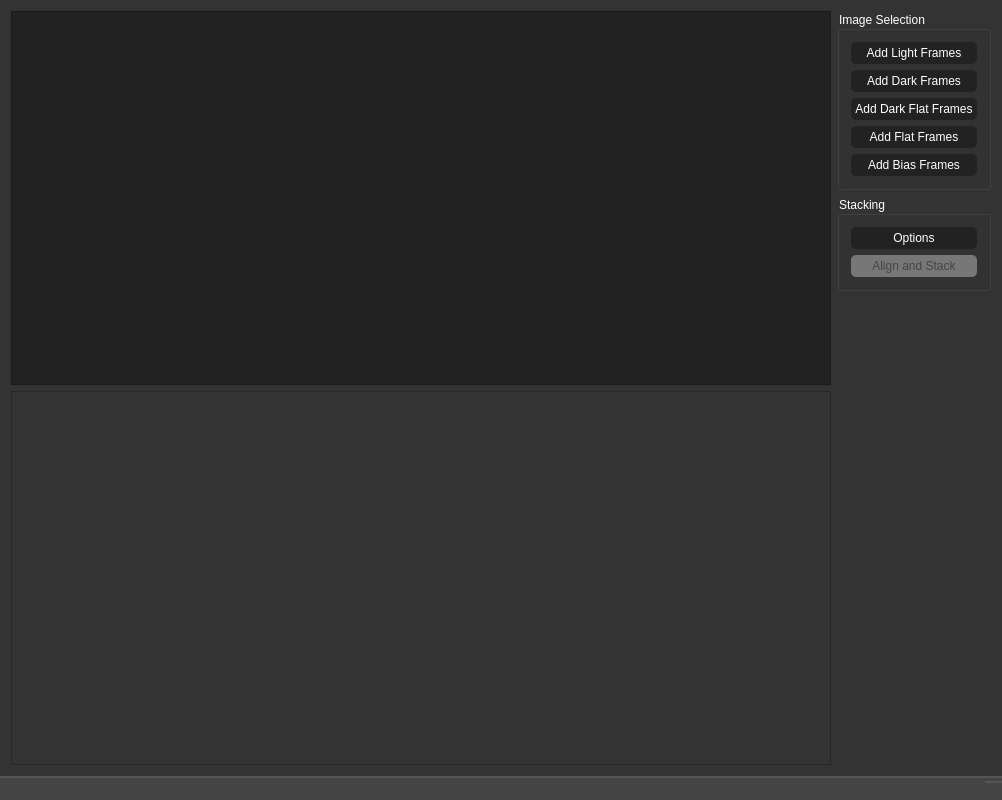
Old version of the form ui/mainwindow.ui in the repository BenJuan26/OpenSkyStacker.
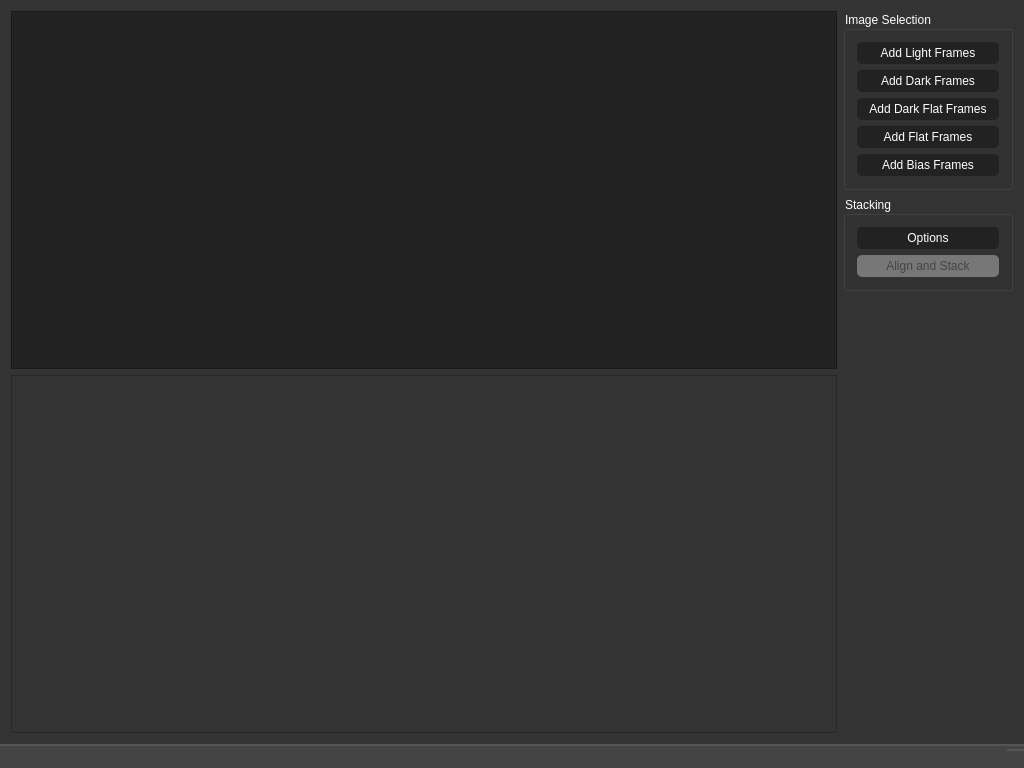
New version of the form. Custom widgets are drawn as their Qt base class.

Patch:
```diff
--- a/ui/mainwindow.ui
+++ b/ui/mainwindow.ui
@@ -6,8 +6,8 @@
    <rect>
     <x>0</x>
     <y>0</y>
-    <width>1002</width>
-    <height>800</height>
+    <width>1024</width>
+    <height>768</height>
    </rect>
   </property>
   <property name="sizePolicy">
@@ -78,7 +78,7 @@
     color: white;
     background-color: #222;
     border-radius: 5px;
-    padding: 4px;
+    padding: 4px 12px;
 }
 
 QPushButton:hover {
@@ -167,7 +167,7 @@
     color: white;
     background-color: #222;
     border-radius: 5px;
-    padding: 4px;
+    padding: 4px 12px;
 }
 
 QPushButton:hover {
```
Left out of the diff: 2 changed lines with no effect on the pictures.
